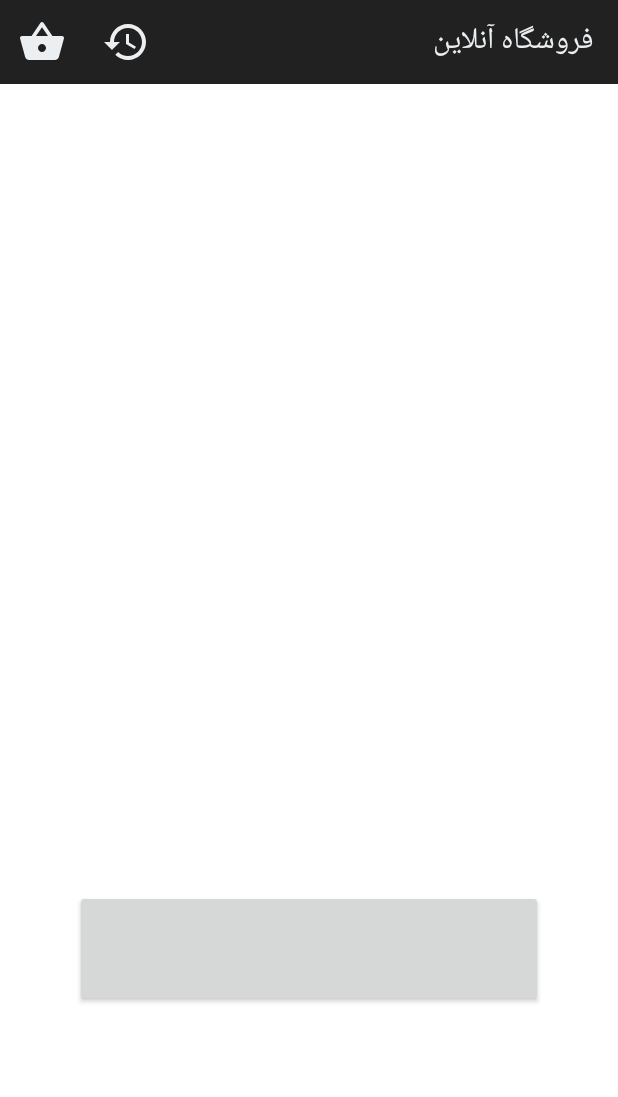
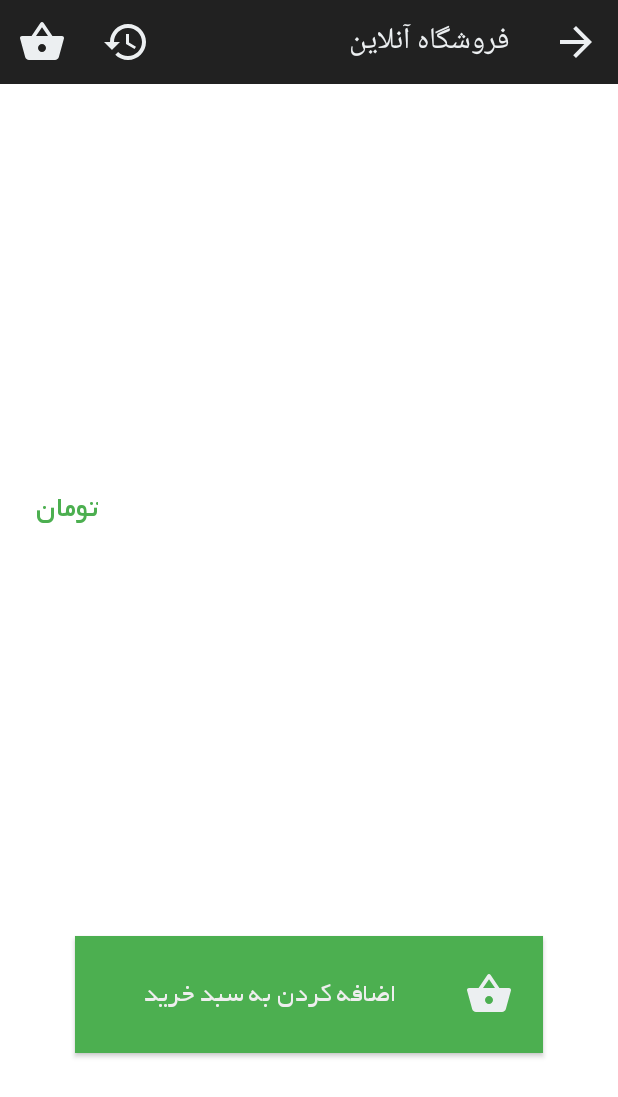
Before and after one commit to mabahmani/OnlineShoppingApp, an Android app: the fragment ProductSingleFragment placed in its activity, on a phone screen of 412 x 824 dp. Shown: the top 1097 px of the screen. Run offline under Robolectric (Android 15) with nearby library versions, the phone set to English and light mode, and no system bars; our stand-ins replace Picasso; pictures from the network do not load; 3 statements that could not run were skipped.

Commit message:
Add AddToCart Api.

```diff
--- a/app/src/main/java/com/mab/onlineshopping/Data/OnlineShoppingApi.java
+++ b/app/src/main/java/com/mab/onlineshopping/Data/OnlineShoppingApi.java
@@ -1,5 +1,7 @@
 package com.mab.onlineshopping.Data;
 
+import com.mab.onlineshopping.Model.AddProduct;
+import com.mab.onlineshopping.Model.AddToCartResponse;
 import com.mab.onlineshopping.Model.Product;
 import com.mab.onlineshopping.Model.ProductId;
 import com.mab.onlineshopping.Model.ProductsResponse;
@@ -48,6 +50,14 @@ public interface OnlineShoppingApi {
             );
 
 
+    @Headers("X-Backtory-Object-Storage-Id:5a154d2fe4b03ffa0436a535")
+    @POST("object-storage/classes/Basket")
+    Call<AddToCartResponse> addProductToCart(
+            @Header("Authorization") String accessToken,
+            @Body AddProduct addProduct
+            );
+
+
     interface LoginUserCallBack{
         void onResponse(boolean successful, String errorDescription, TokenResponse tokenResponse );
         void onFailure(String cause);
@@ -68,5 +78,8 @@ public interface OnlineShoppingApi {
         void onFailure(String cause);
     }
 
-
+    interface AddProductToCartCallBack{
+        void onResponse(AddToCartResponse addToCartResponse);
+        void onFailure(String cause);
+    }
 }
--- /dev/null
+++ b/app/src/main/res/drawable/ic_arrow_forward_black_24dp.xml
@@ -0,0 +1,5 @@
+<vector android:height="32dp" android:tint="#ECEFF1"
+    android:viewportHeight="24.0" android:viewportWidth="24.0"
+    android:width="32dp" xmlns:android="http://schemas.android.com/apk/res/android">
+    <path android:fillColor="#FF000000" android:pathData="M12,4l-1.41,1.41L16.17,11H4v2h12.17l-5.58,5.59L12,20l8,-8z"/>
+</vector>
--- a/app/src/main/res/layout/fragment_product_single.xml
+++ b/app/src/main/res/layout/fragment_product_single.xml
@@ -21,35 +21,75 @@
             app:layout_constraintLeft_toLeftOf="parent"
             app:layout_constraintRight_toRightOf="parent"
             app:layout_constraintTop_toBottomOf="@+id/product_img"
-            app:layout_constraintDimensionRatio="10:1"
+            app:layout_constraintDimensionRatio="8:1"
+            android:padding="10dp"
+            android:fontFamily="@font/sahel"
+            android:textStyle="bold"
             android:layout_height="0dp" />
-        <TextView
-            android:id="@+id/product_price"
+        <LinearLayout
+            android:id="@+id/price"
+            android:orientation="horizontal"
             android:layout_width="0dp"
             app:layout_constraintLeft_toLeftOf="parent"
             app:layout_constraintRight_toRightOf="parent"
             app:layout_constraintTop_toBottomOf="@+id/product_title"
-            app:layout_constraintDimensionRatio="10:1"
-            android:layout_height="0dp" />
-        <TextView
-            android:id="@+id/product_desc"
+            app:layout_constraintDimensionRatio="8:1"
+            android:padding="10dp"
+            android:layout_height="0dp" >
+
+                <TextView
+                    android:layout_width="0dp"
+                    android:layout_weight="1"
+                    android:text="@string/toman"
+                    android:paddingRight="10dp"
+                    android:fontFamily="@font/yekan"
+                    android:textSize="20sp"
+                    android:textColor="#4CAF50"
+                    android:layout_height="match_parent" />
+                <TextView
+                    android:id="@+id/product_price"
+                    android:layout_width="0dp"
+                    android:layout_weight="5"
+                    android:fontFamily="@font/yekan"
+                    android:textSize="20sp"
+                    android:textColor="#4CAF50"
+                    android:layout_height="match_parent" />
+
+        </LinearLayout>
+        <ScrollView
+            android:id="@+id/desc"
             android:layout_width="0dp"
             app:layout_constraintLeft_toLeftOf="parent"
             app:layout_constraintRight_toRightOf="parent"
-            app:layout_constraintTop_toBottomOf="@+id/product_title"
+            app:layout_constraintTop_toBottomOf="@+id/price"
             app:layout_constraintDimensionRatio="3:1"
-            android:layout_height="0dp" />
+            android:layout_height="0dp" >
+                <TextView
+                    android:id="@+id/product_desc"
+                    android:layout_width="match_parent"
+                    android:fontFamily="@font/sahel"
+                    android:padding="10dp"
+                    android:layout_height="wrap_content" />
+        </ScrollView>
+
 
         <Button
             android:id="@+id/add_to_cart_btn"
             android:layout_width="0dp"
             app:layout_constraintLeft_toLeftOf="parent"
             app:layout_constraintRight_toRightOf="parent"
-            app:layout_constraintTop_toBottomOf="@+id/product_desc"
+            app:layout_constraintTop_toBottomOf="@+id/desc"
             app:layout_constraintBottom_toBottomOf="parent"
             android:layout_marginRight="50dp"
             android:layout_marginLeft="50dp"
             app:layout_constraintDimensionRatio="4:1"
+            android:text="@string/add_to_cart"
+            android:fontFamily="@font/yekan"
+            android:textSize="18sp"
+            android:textColor="#eeeeee"
+            android:drawableEnd="@drawable/ic_shopping_basket_black_24dp"
+            android:background="#4CAF50"
+            android:paddingRight="20dp"
             android:layout_height="0dp" />
 
 </android.support.constraint.ConstraintLayout>
--- a/app/src/main/res/values/strings.xml
+++ b/app/src/main/res/values/strings.xml
@@ -7,4 +7,5 @@
     <string name="email">ایمیل</string>
     <string name="toman">تومان</string>
     <string name="product_img">تصویر محصول</string>
+    <string name="add_to_cart">اضافه کردن به سبد خرید</string>
 </resources>
```
Also changed, not shown: app/src/main/java/com/mab/onlineshopping/Data/AddProductToCartController.java (added, +40 -0 lines), app/src/main/java/com/mab/onlineshopping/Model/AddProduct.java (added, +34 -0 lines), app/src/main/java/com/mab/onlineshopping/Model/AddToCartResponse.java (added, +28 -0 lines), app/src/main/java/com/mab/onlineshopping/ProductSingleFragment.java (+47 -1 lines).
